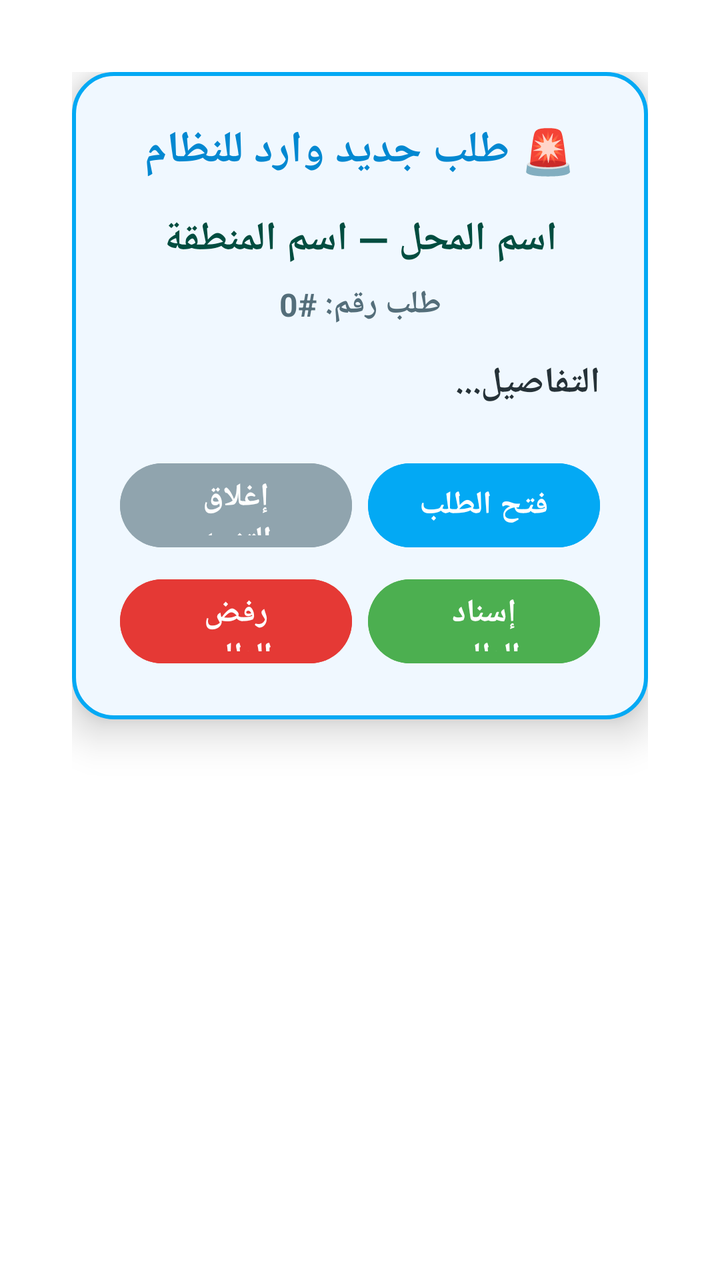
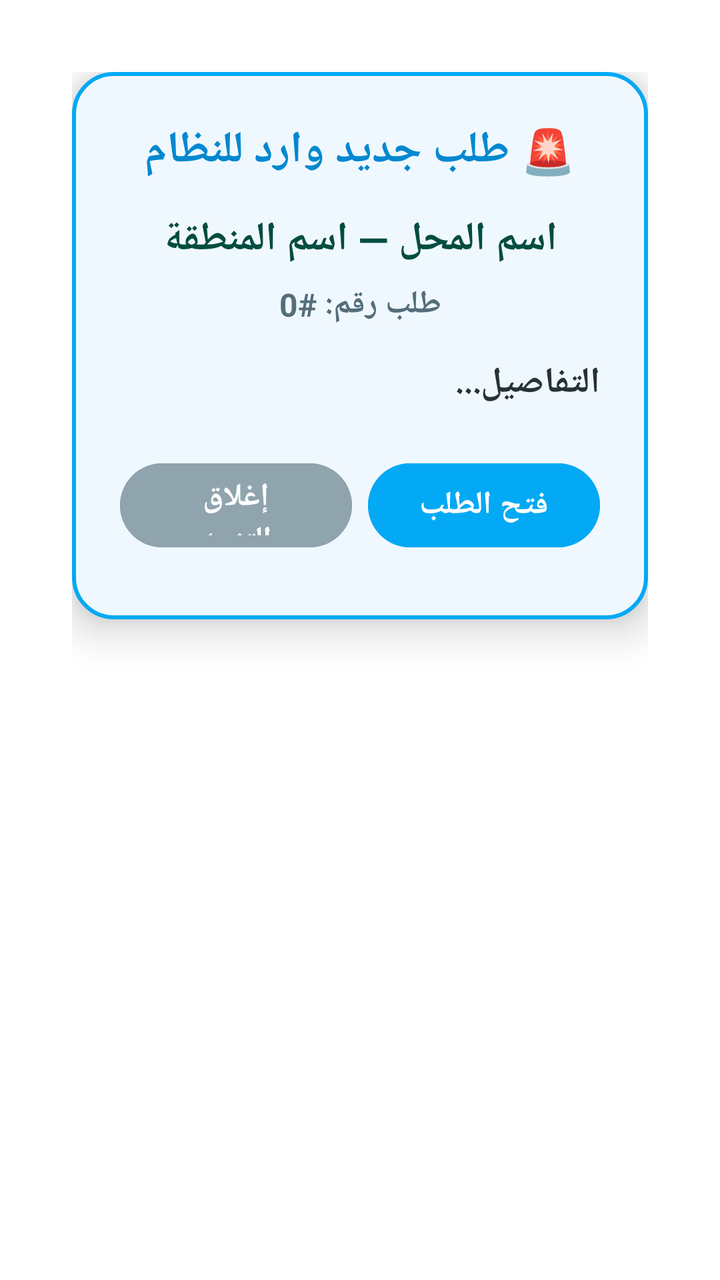

Two renders of the same Android screen: before a commit and after it. Below are the layout's source before the change and the commit's diff.
<!-- AndroidManifest.xml: activity theme Theme.Material3.DayNight.Dialog -->
<!-- res/layout/activity_order_alert.xml -->
<?xml version="1.0" encoding="utf-8"?>
<LinearLayout xmlns:android="http://schemas.android.com/apk/res/android"
    android:layout_width="match_parent"
    android:layout_height="wrap_content"
    android:orientation="vertical"
    android:padding="20dp"
    android:background="@android:color/transparent"
    android:layout_gravity="center">

    <LinearLayout
        android:layout_width="match_parent"
        android:layout_height="wrap_content"
        android:orientation="vertical"
        android:padding="24dp"
        android:background="@drawable/bg_alert"
        android:elevation="12dp">

        
        <TextView
            android:id="@+id/tvAlertHeader"
            android:layout_width="match_parent"
            android:layout_height="wrap_content"
            android:text="🚨 طلب جديد وارد للنظام"
            android:textColor="#0288D1"
            android:textSize="22sp"
            android:textStyle="bold"
            android:gravity="center"
            android:layout_marginBottom="16dp" />

        
        <TextView
            android:id="@+id/tvAlertTitle"
            android:layout_width="match_parent"
            android:layout_height="wrap_content"
            android:text="اسم المحل — اسم المنطقة"
            android:textColor="#004D40"
            android:textSize="20sp"
            android:textStyle="bold"
            android:gravity="center"
            android:layout_marginBottom="8dp" />

        
        <TextView
            android:id="@+id/tvOrderNumber"
            android:layout_width="match_parent"
            android:layout_height="wrap_content"
            android:text="طلب رقم: #0"
            android:textColor="#546E7A"
            android:textSize="16sp"
            android:textStyle="bold"
            android:gravity="center"
            android:layout_marginBottom="16dp" />

        
        <TextView
            android:id="@+id/tvOrderDetails"
            android:layout_width="match_parent"
            android:layout_height="wrap_content"
            android:text="التفاصيل..."
            android:textColor="#263238"
            android:textSize="18sp"
            android:textStyle="bold"
            android:lineSpacingExtra="8dp"
            android:gravity="right"
            android:layout_marginBottom="24dp" />

        
        <LinearLayout
            android:id="@+id/layoutMainButtons"
            android:layout_width="match_parent"
            android:layout_height="wrap_content"
            android:orientation="vertical">

            <LinearLayout
                android:layout_width="match_parent"
                android:layout_height="wrap_content"
                android:orientation="horizontal"
                android:gravity="center"
                android:layout_marginBottom="8dp">

                
                <Button
                    android:id="@+id/btnCloseAlert"
                    android:layout_width="0dp"
                    android:layout_height="50dp"
                    android:layout_weight="1"
                    android:text="إغلاق التنبيه"
                    android:textColor="#FFFFFF"
                    android:textSize="16sp"
                    android:textStyle="bold"
                    android:backgroundTint="#90A4AE"
                    android:layout_marginEnd="4dp" />

                
                <Button
                    android:id="@+id/btnOpenApp"
                    android:layout_width="0dp"
                    android:layout_height="50dp"
                    android:layout_weight="1"
                    android:text="فتح الطلب"
                    android:textColor="#FFFFFF"
                    android:textSize="16sp"
                    android:textStyle="bold"
                    android:backgroundTint="#03A9F4"
                    android:layout_marginStart="4dp" />
            </LinearLayout>

            <LinearLayout
                android:layout_width="match_parent"
                android:layout_height="wrap_content"
                android:orientation="horizontal"
                android:gravity="center">

                
                <Button
                    android:id="@+id/btnRejectOrder"
                    android:layout_width="0dp"
                    android:layout_height="50dp"
                    android:layout_weight="1"
                    android:text="رفض الطلب"
                    android:textColor="#FFFFFF"
                    android:textSize="16sp"
                    android:textStyle="bold"
                    android:backgroundTint="#E53935"
                    android:layout_marginEnd="4dp" />

                
                <Button
                    android:id="@+id/btnAssignOrder"
                    android:layout_width="0dp"
                    android:layout_height="50dp"
                    android:layout_weight="1"
                    android:text="إسناد الطلب"
                    android:textColor="#FFFFFF"
                    android:textSize="16sp"
                    android:textStyle="bold"
                    android:backgroundTint="#4CAF50"
                    android:layout_marginStart="4dp" />
            </LinearLayout>

        </LinearLayout>

        
        <LinearLayout
            android:id="@+id/layoutAssign"
            android:layout_width="match_parent"
            android:layout_height="wrap_content"
            android:orientation="vertical"
            android:visibility="gone">

            <TextView
                android:layout_width="match_parent"
                android:layout_height="wrap_content"
                android:text="اختر المندوب لإسناد الطلب:"
                android:textColor="#004D40"
                android:textSize="18sp"
                android:textStyle="bold"
                android:layout_marginBottom="12dp"
                android:gravity="right" />

            <ScrollView
                android:layout_width="match_parent"
                android:layout_height="150dp"
                android:layout_marginBottom="16dp">

                <com.google.android.material.chip.ChipGroup
                    android:id="@+id/cgCouriers"
                    android:layout_width="match_parent"
                    android:layout_height="wrap_content"
                    android:layoutDirection="rtl" />

            </ScrollView>

            
            <Button
                android:id="@+id/btnConfirmAssign"
                android:layout_width="match_parent"
                android:layout_height="50dp"
                android:text="تأكيد الإسناد"
                android:textColor="#FFFFFF"
                android:textSize="16sp"
                android:textStyle="bold"
                android:backgroundTint="#2E7D32" />
            
            <Button
                android:id="@+id/btnCancelAssign"
                android:layout_width="match_parent"
                android:layout_height="40dp"
                android:text="إلغاء"
                android:textColor="#546E7A"
                android:textSize="14sp"
                android:backgroundTint="@android:color/transparent"
                android:elevation="0dp"
                android:layout_marginTop="8dp"/>

        </LinearLayout>

    </LinearLayout>

</LinearLayout>
<!-- resources referenced by this layout -->
<resources>
  <!-- drawable bg_alert (drawable) -->
  <?xml version="1.0" encoding="utf-8"?>
  <shape xmlns:android="http://schemas.android.com/apk/res/android"
      android:shape="rectangle">
      <solid android:color="#F0F8FF" /> 
      <corners android:radius="20dp" /> 
      <stroke android:width="2dp" android:color="#03A9F4" /> 
  </shape>
</resources>

<!-- the commit's change to res/layout/activity_order_alert.xml (unified diff, before → after) -->
@@ -109,7 +109,8 @@
                 android:layout_width="match_parent"
                 android:layout_height="wrap_content"
                 android:orientation="horizontal"
-                android:gravity="center">
+                android:gravity="center"
+                android:visibility="gone">
 
                 
                 <Button
